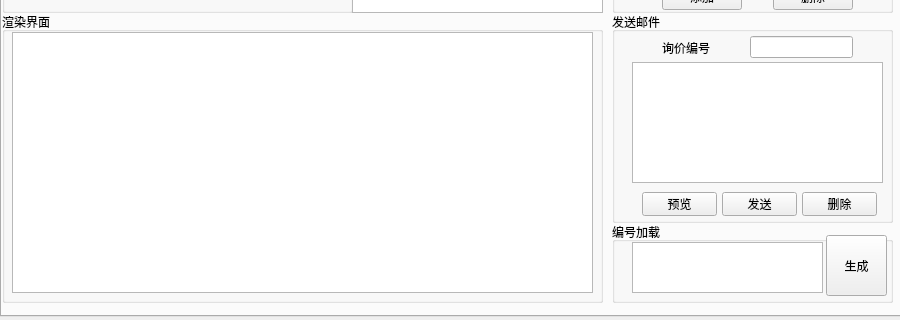
Above: untitled.ui from jerryliang122-vast/working-CIF-service before the change; both pictures show x 0 to 900 and y 184 to 504 of the 900 by 504 pixel window. Below: the same form after it.
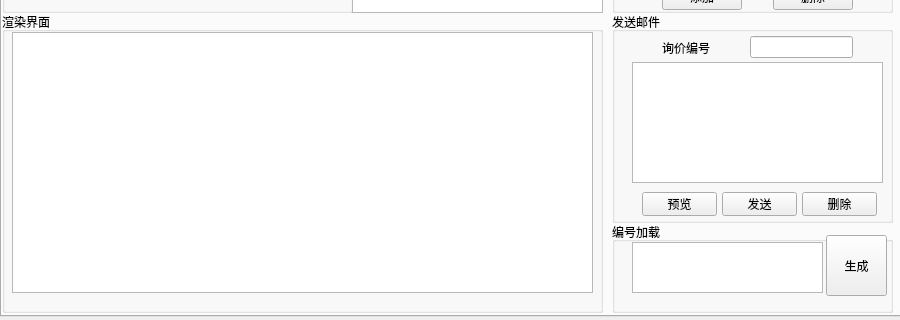
That is the form after the change.

The edit to the form file:
```diff
--- a/untitled.ui
+++ b/untitled.ui
@@ -625,7 +625,7 @@
        <x>0</x>
        <y>170</y>
        <width>601</width>
-       <height>291</height>
+       <height>301</height>
       </rect>
      </property>
      <property name="title">
@@ -745,7 +745,7 @@
        <x>610</x>
        <y>380</y>
        <width>281</width>
-       <height>81</height>
+       <height>91</height>
       </rect>
      </property>
      <property name="title">
```
Left out of the diff: 4 changed lines with no effect on the pictures.
